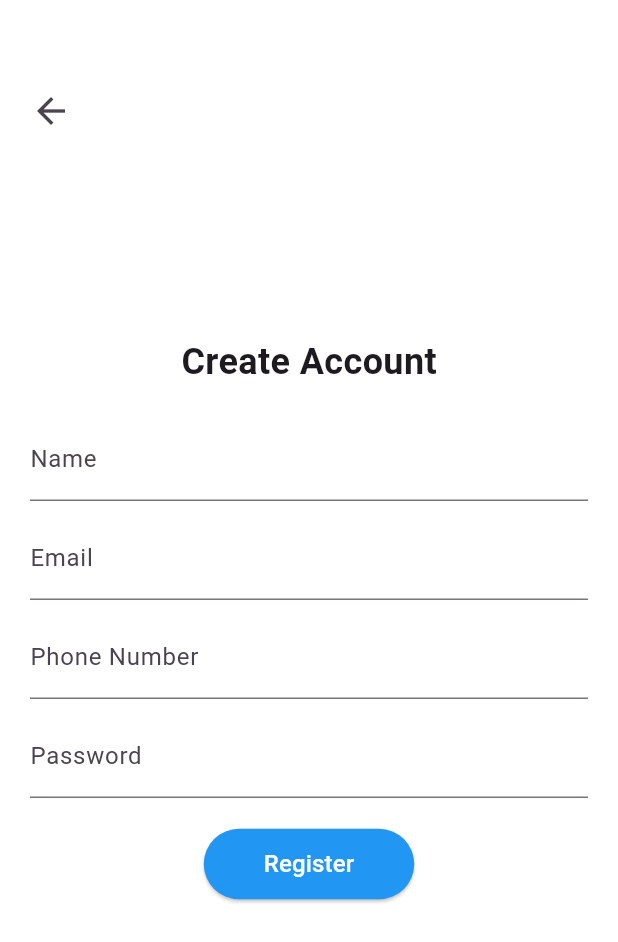
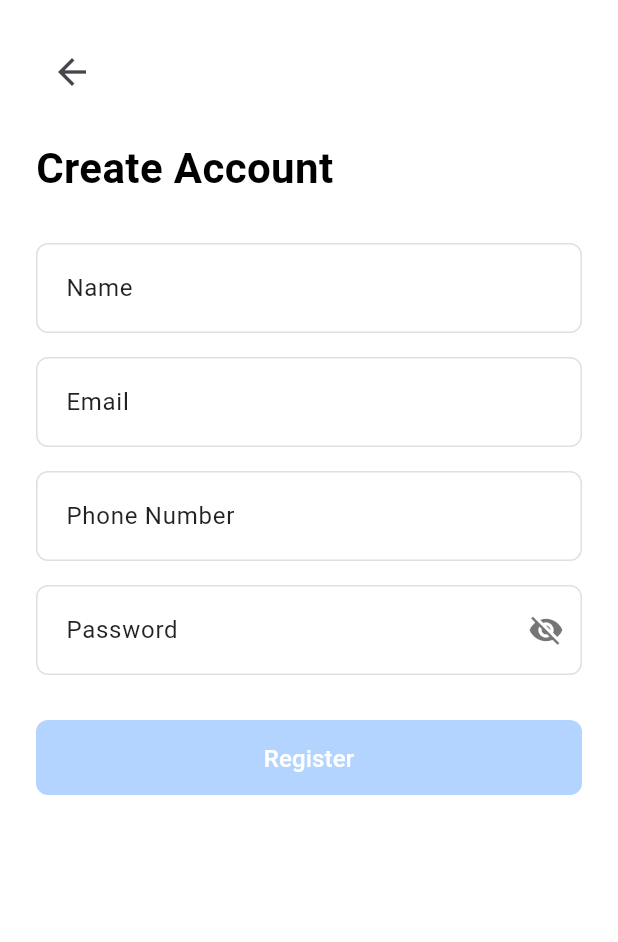
Before and after one commit to Pradeva/flutter-kredit, a Flutter app: the RegisterScreen screen opened directly, on a phone screen of 412 x 824 dp. Shown: the top 942 px of the screen. Run offline on Flutter 3.47's test engine with Material 3 defaults, Android fonts, the phone set to English and light mode, and no system bars.

Commit message:
fix function register_screen

```diff
--- a/lib/register_screen.dart
+++ b/lib/register_screen.dart
@@ -15,36 +15,70 @@ class _RegisterScreenState extends State<RegisterScreen> {
   final TextEditingController emailController = TextEditingController();
   final TextEditingController phoneController = TextEditingController();
   final TextEditingController passwordController = TextEditingController();
+
+  final FocusNode phoneFocusNode = FocusNode();
+  bool isPhoneFocused = false;
+
   bool isLoading = false;
+  bool isPasswordVisible = false;
+  bool isEmailValid = false;
+  bool isPasswordValid = false;
+
+  @override
+  void initState() {
+    super.initState();
+    phoneFocusNode.addListener(() {
+      setState(() {
+        isPhoneFocused = phoneFocusNode.hasFocus;
+      });
+    });
+  }
+
+  void validateInputs() {
+    setState(() {
+      isEmailValid = RegExp(r"^[\w\.-]+@[\w\.-]+\.\w+$")
+          .hasMatch(emailController.text.trim());
+      isPasswordValid = passwordController.text.trim().length >= 6;
+    });
+  }
 
   Future<void> register() async {
     setState(() {
       isLoading = true;
     });
 
-    final String apiUrl =
-        "https://c0ce-210-210-144-170.ngrok-free.app/users/register";
+    final apiUrl = "https://41c0-210-210-144-170.ngrok-free.app/users/register";
+
+    try {
+      String rawPhone = phoneController.text.trim();
+
+      // Pastikan format +62
+      String formattedPhone = rawPhone.startsWith('+62')
+          ? rawPhone
+          : '+62${rawPhone.replaceFirst(RegExp(r'^0+'), '')}';
+
+      final requestBody = {
+        "email": emailController.text.trim(),
+        "password": passwordController.text.trim(),
+        "name": nameController.text.trim(),
+        "role": 2,
+        "phone": formattedPhone,  // ✅ Dikirim ke backend
+      };
 
       final response = await http.post(
         Uri.parse(apiUrl),
         headers: {"Content-Type": "application/json"},
-      body: jsonEncode({
-        "email": emailController.text,
-        "password": passwordController.text,
-        "name": nameController.text,
-        "role": 2,
-      }),
+        body: jsonEncode(requestBody),
       );
 
       setState(() {
         isLoading = false;
       });
 
-    if (response.statusCode == 200) {
+      if (response.statusCode == 200 || response.statusCode == 201) {
         ScaffoldMessenger.of(context).showSnackBar(
           const SnackBar(content: Text("Registrasi Berhasil! Silakan login.")),
         );
-
         Navigator.pushReplacement(
           context,
           MaterialPageRoute(builder: (context) => const LoginScreen()),
@@ -52,76 +86,159 @@ class _RegisterScreenState extends State<RegisterScreen> {
       } else {
         final errorData = jsonDecode(response.body);
         ScaffoldMessenger.of(context).showSnackBar(
-        SnackBar(content: Text("Registrasi Gagal: ${errorData['error']}")),
+          SnackBar(content: Text("Gagal: ${errorData['message']}")),
         );
       }
+    } catch (e) {
+      setState(() {
+        isLoading = false;
+      });
+      ScaffoldMessenger.of(context).showSnackBar(
+        SnackBar(content: Text("Error koneksi: $e")),
+      );
+    }
+  }
+
+  InputDecoration customInputDecoration(String label) {
+    return InputDecoration(
+      labelText: label,
+      labelStyle: const TextStyle(color: Colors.black87, fontSize: 16),
+      focusedBorder: OutlineInputBorder(
+        borderSide: const BorderSide(color: Color(0xFF2F80ED), width: 2),
+        borderRadius: BorderRadius.circular(8),
+      ),
+      enabledBorder: OutlineInputBorder(
+        borderSide: const BorderSide(color: Color(0xFFE0E0E0), width: 1),
+        borderRadius: BorderRadius.circular(8),
+      ),
+      contentPadding: const EdgeInsets.symmetric(horizontal: 16, vertical: 18),
+    );
   }
 
   @override
   Widget build(BuildContext context) {
     return Scaffold(
       backgroundColor: Colors.white,
-      body: Stack(
+      body: SafeArea(
+        child: Stack(
           children: [
             Padding(
-            padding: const EdgeInsets.all(20),
+              padding: const EdgeInsets.symmetric(horizontal: 24),
+              child: SingleChildScrollView(
                 child: Column(
-              mainAxisAlignment: MainAxisAlignment.center,
-              crossAxisAlignment: CrossAxisAlignment.center,
+                  crossAxisAlignment: CrossAxisAlignment.start,
                   children: [
+                    const SizedBox(height: 24),
+                    IconButton(
+                      icon: const Icon(Icons.arrow_back, size: 28),
+                      onPressed: () => Navigator.pop(context),
+                    ),
+                    const SizedBox(height: 20),
                     const Text(
                       "Create Account",
-                  style: TextStyle(fontSize: 24, fontWeight: FontWeight.bold),
+                      style: TextStyle(
+                        fontSize: 28,
+                        fontWeight: FontWeight.bold,
+                        color: Colors.black,
                       ),
-                const SizedBox(height: 20),
+                    ),
+                    const SizedBox(height: 30),
                     TextField(
                       controller: nameController,
-                  decoration: const InputDecoration(labelText: "Name"),
+                      decoration: customInputDecoration("Name"),
                     ),
-                const SizedBox(height: 10),
+                    const SizedBox(height: 16),
                     TextField(
                       controller: emailController,
-                  decoration: const InputDecoration(labelText: "Email"),
+                      onChanged: (_) => validateInputs(),
+                      decoration: customInputDecoration("Email"),
+                      keyboardType: TextInputType.emailAddress,
                     ),
-                const SizedBox(height: 10),
+                    if (!isEmailValid && emailController.text.isNotEmpty)
+                      const Padding(
+                        padding: EdgeInsets.only(top: 4),
+                        child: Text(
+                          "Your email address is invalid",
+                          style: TextStyle(color: Colors.red, fontSize: 12),
+                        ),
+                      ),
+                    const SizedBox(height: 16),
                     TextField(
                       controller: phoneController,
-                  decoration: const InputDecoration(labelText: "Phone Number"),
+                      focusNode: phoneFocusNode,
+                      keyboardType: TextInputType.phone,
+                      decoration: isPhoneFocused
+                          ? customInputDecoration("").copyWith(
+                              prefixText: "+62 ",
+                              prefixStyle: const TextStyle(
+                                  color: Colors.black, fontSize: 16),
+                            )
+                          : customInputDecoration("Phone Number"),
                     ),
-                const SizedBox(height: 10),
+                    const SizedBox(height: 16),
                     TextField(
                       controller: passwordController,
-                  decoration: const InputDecoration(labelText: "Password"),
-                  obscureText: true,
+                      obscureText: !isPasswordVisible,
+                      onChanged: (_) => validateInputs(),
+                      decoration: customInputDecoration("Password").copyWith(
+                        suffixIcon: IconButton(
+                          icon: Icon(
+                            isPasswordVisible
+                                ? Icons.visibility
+                                : Icons.visibility_off,
+                            color: Colors.black54,
                           ),
-                const SizedBox(height: 20),
-                ElevatedButton(
-                  onPressed: isLoading ? null : register,
-                  style: ElevatedButton.styleFrom(
-                    backgroundColor: Colors.blue,
-                    padding:
-                        const EdgeInsets.symmetric(horizontal: 40, vertical: 12),
+                          onPressed: () {
+                            setState(() {
+                              isPasswordVisible = !isPasswordVisible;
+                            });
+                          },
+                        ),
+                      ),
+                    ),
+                    const SizedBox(height: 30),
+                    SizedBox(
+                      width: double.infinity,
+                      height: 50,
+                      child: ElevatedButton(
+                        onPressed: (isEmailValid && isPasswordValid && !isLoading)
+                            ? register
+                            : null,
+                        style: ButtonStyle(
+                          backgroundColor:
+                              MaterialStateProperty.resolveWith<Color>(
+                            (states) {
+                              if (states.contains(MaterialState.disabled)) {
+                                return const Color(0xFFB2D4FF);
+                              }
+                              return const Color(0xFF2F80ED);
+                            },
+                          ),
+                          foregroundColor:
+                              MaterialStateProperty.all<Color>(Colors.white),
+                          shape:
+                              MaterialStateProperty.all<RoundedRectangleBorder>(
+                            RoundedRectangleBorder(
+                              borderRadius: BorderRadius.circular(8),
+                            ),
+                          ),
+                          padding: MaterialStateProperty.all<EdgeInsets>(
+                            const EdgeInsets.symmetric(vertical: 14),
+                          ),
                         ),
                         child: isLoading
                             ? const CircularProgressIndicator(color: Colors.white)
-                      : const Text("Register",
-                          style: TextStyle(fontSize: 16, color: Colors.white)),
+                            : const Text("Register", style: TextStyle(fontSize: 16)),
+                      ),
+                    ),
+                    const SizedBox(height: 20),
+                  ],
+                ),
+              ),
             ),
           ],
         ),
       ),
-          Positioned(
-            top: 50,
-            left: 10,
-            child: IconButton(
-              icon: const Icon(Icons.arrow_back, size: 28),
-              onPressed: () {
-                Navigator.pop(context);
-              },
-            ),
-          ),
-        ],
-      ),
     );
   }
 }
--- a/pubspec.yaml
+++ b/pubspec.yaml
@@ -19,7 +19,7 @@ publish_to: 'none' # Remove this line if you wish to publish to pub.dev
 version: 1.0.0+1
 
 environment:
-  sdk: ^3.7.2
+  sdk: 3.7.0
 
 # Dependencies specify other packages that your package needs in order to work.
 # To automatically upgrade your package dependencies to the latest versions
```
Also changed, not shown: pubspec.lock, 1 other file. Lines whose indentation alone changed are shown as unchanged.
